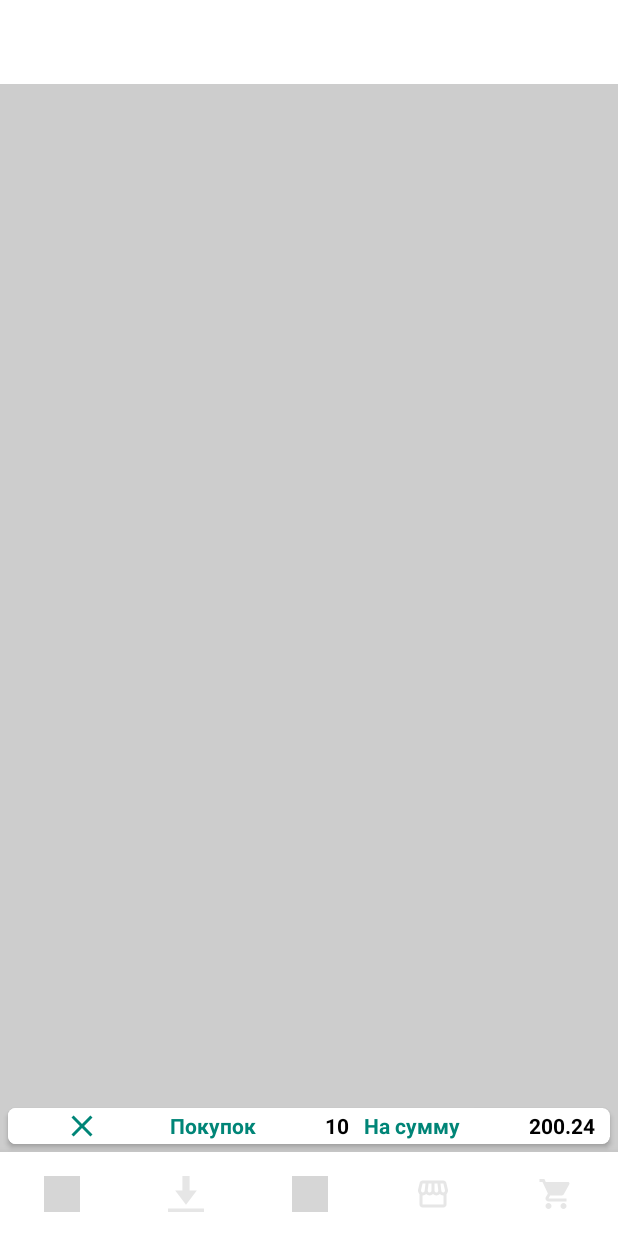
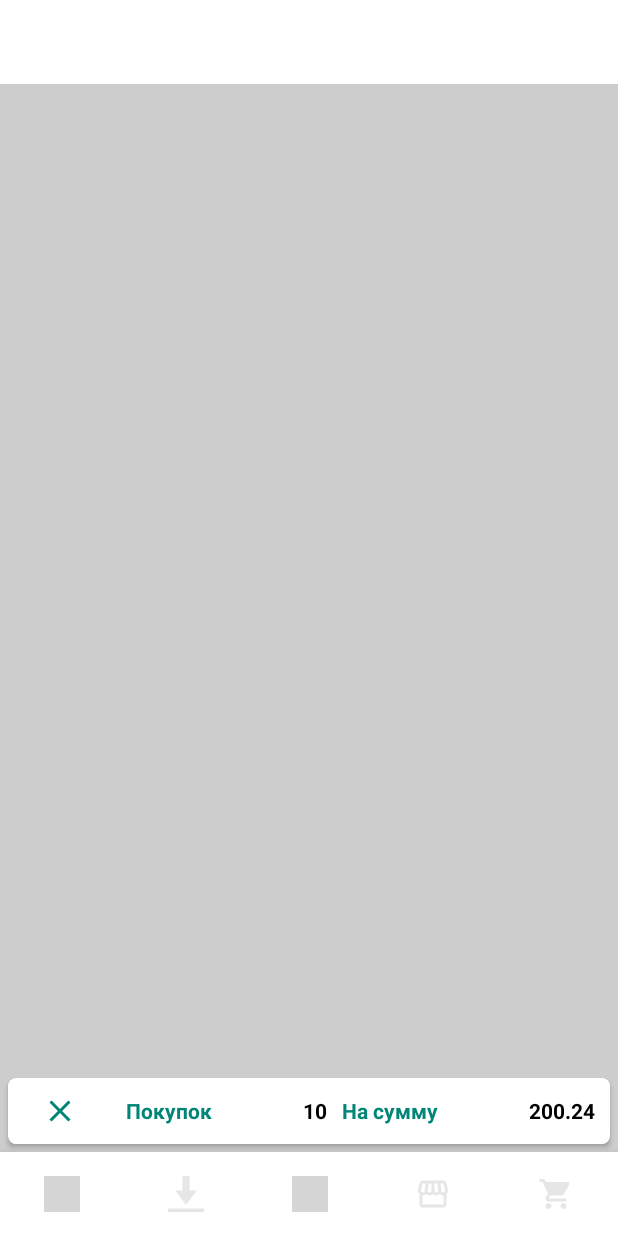
Before and after one commit to vvyus/BlogShop, an Android app: the layout main_content.xml on its own in the app's theme, with its tools: preview values and no code run, on a phone screen of 412 x 824 dp. Run offline under Robolectric (Android 15) with nearby library versions, the phone set to English and light mode, and no system bars; grey boxes are pictures that could not be loaded.

Commit message:
Исправил разметку в content_main

```diff
--- a/app/src/main/res/layout/main_content.xml
+++ b/app/src/main/res/layout/main_content.xml
@@ -59,14 +59,16 @@
             <LinearLayout
                 android:layout_width="match_parent"
                 android:layout_height="match_parent"
-                android:orientation="horizontal">
+                android:orientation="horizontal"
+                android:paddingTop="10dp"
+                android:paddingBottom="10dp">
 
                 <LinearLayout
                     android:id="@+id/llButton"
                     android:layout_width="wrap_content"
                     android:layout_height="match_parent"
                     android:layout_marginEnd="10dp"
-                    android:layout_weight="3"
+                    android:layout_weight="1"
                     android:gravity="start|center_vertical"
                     android:orientation="horizontal">
 
@@ -117,8 +119,8 @@
                     android:id="@+id/llSumma"
                     android:layout_width="wrap_content"
                     android:layout_height="match_parent"
+                    android:layout_marginEnd="10dp"
                     android:layout_weight="2"
-                    android:layout_marginEnd="10dp"
                     android:gravity="center_vertical|end"
                     android:orientation="horizontal">
 
```
